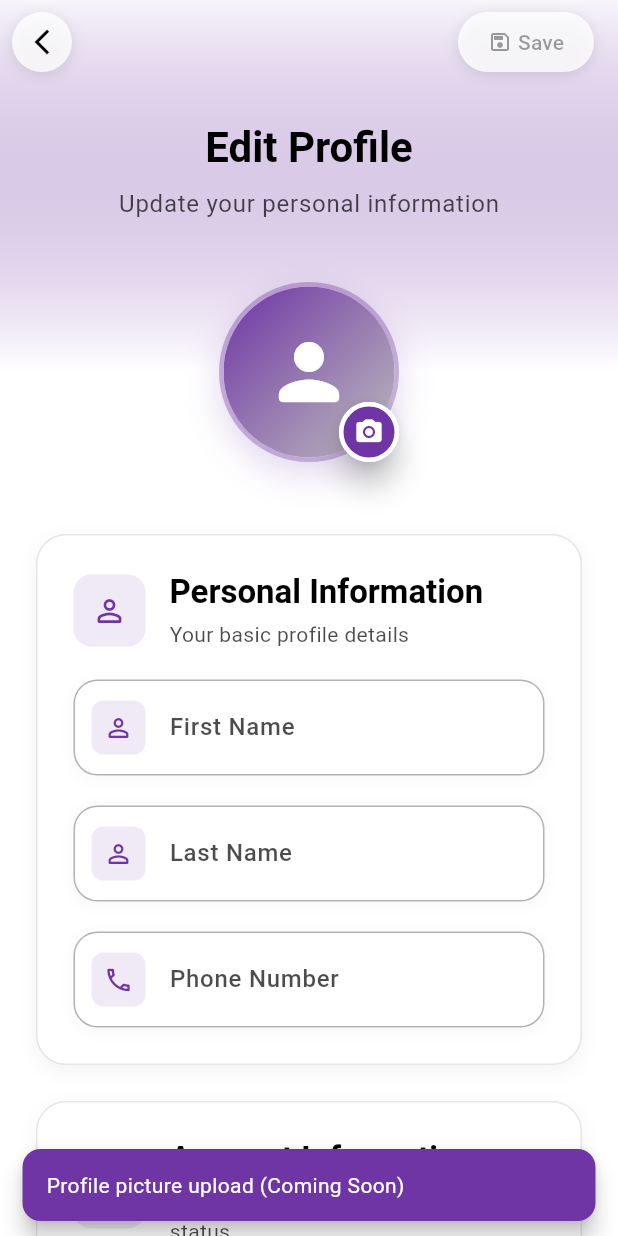
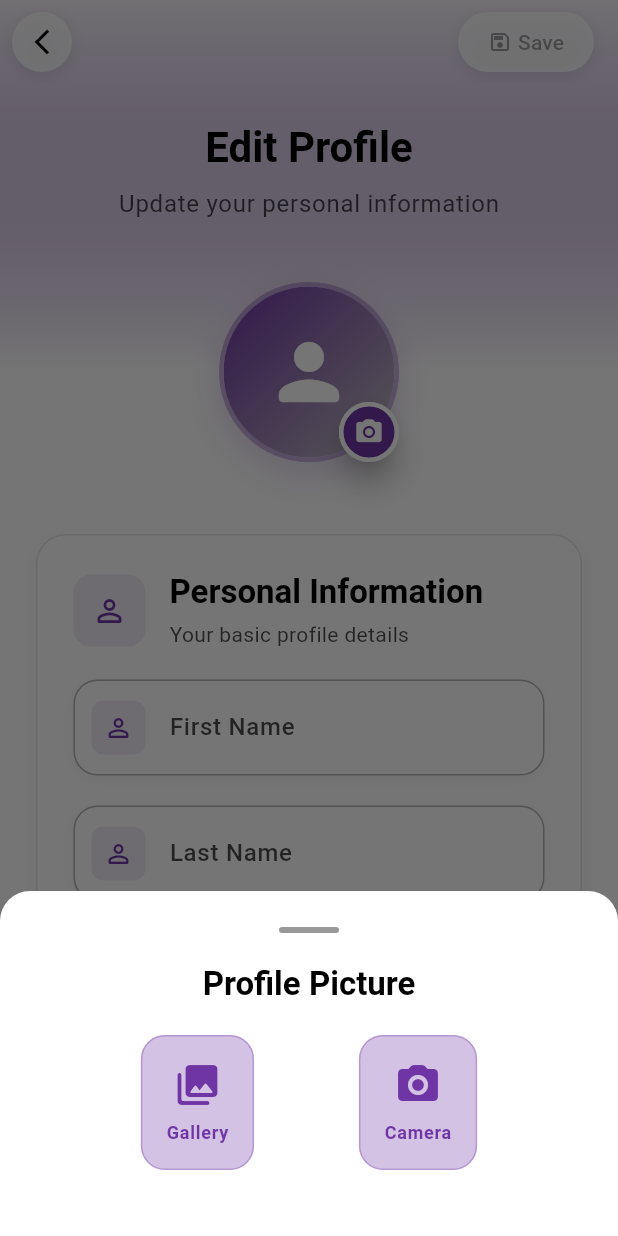
Before and after one commit to SahandMohammed/pertukekem, a Flutter app: the EditProfileScreen screen opened directly with empty values, after a tap on the "camera alt" icon, on a phone screen of 412 x 824 dp. Run offline on Flutter 3.47's test engine with Material 3 defaults, Android fonts, the phone set to English and light mode, and no system bars; our stand-ins replace cloud_firestore, country_picker, file_picker, firebase_auth, firebase_core, firebase_messaging and 7 more; missing offline and left inert: flutter_pdfview; accounts and stored records are empty.

Commit message:
feat: Add profile picture upload and management functionality

```diff
--- a/lib/features/profile/view/customer/edit_profile_screen.dart
+++ b/lib/features/profile/view/customer/edit_profile_screen.dart
@@ -595,70 +595,9 @@ class _EditProfileScreenState extends State<EditProfileScreen> {
                                         ],
                                       ),
                                       child: ClipOval(
-                                        child:
-                                            widget.userProfile.profilePicture !=
-                                                        null &&
-                                                    widget
-                                                        .userProfile
-                                                        .profilePicture!
-                                                        .isNotEmpty
-                                                ? Image.network(
-                                                  widget
-                                                      .userProfile
-                                                      .profilePicture!,
-                                                  fit: BoxFit.cover,
-                                                  errorBuilder: (
-                                                    context,
-                                                    error,
-                                                    stackTrace,
-                                                  ) {
-                                                    return Container(
-                                                      decoration: BoxDecoration(
-                                                        gradient: LinearGradient(
-                                                          begin:
-                                                              Alignment.topLeft,
-                                                          end:
-                                                              Alignment
-                                                                  .bottomRight,
-                                                          colors: [
-                                                            colorScheme
-                                                                .primaryContainer,
-                                                            colorScheme
-                                                                .secondaryContainer,
-                                                          ],
-                                                        ),
-                                                      ),
-                                                      child: Icon(
-                                                        Icons.person_rounded,
-                                                        size: 60,
-                                                        color:
-                                                            colorScheme
-                                                                .onPrimaryContainer,
-                                                      ),
-                                                    );
-                                                  },
-                                                )
-                                                : Container(
-                                                  decoration: BoxDecoration(
-                                                    gradient: LinearGradient(
-                                                      begin: Alignment.topLeft,
-                                                      end:
-                                                          Alignment.bottomRight,
-                                                      colors: [
-                                                        colorScheme
-                                                            .primaryContainer,
-                                                        colorScheme
-                                                            .secondaryContainer,
-                                                      ],
-                                                    ),
-                                                  ),
-                                                  child: Icon(
-                                                    Icons.person_rounded,
-                                                    size: 60,
-                                                    color:
-                                                        colorScheme
-                                                            .onPrimaryContainer,
-                                                  ),
+                                        child: _buildProfileImage(
+                                          viewModel,
+                                          colorScheme,
                                         ),
                                       ),
                                     ),
@@ -681,30 +620,32 @@ class _EditProfileScreenState extends State<EditProfileScreen> {
                                           ),
                                         ),
                                         child: IconButton(
-                                          onPressed: () {
-                                            // TODO: Implement image picker
-                                            ScaffoldMessenger.of(
+                                          onPressed:
+                                              () => _showImagePickerOptions(
                                                 context,
-                                            ).showSnackBar(
-                                              SnackBar(
-                                                content: const Text(
-                                                  'Profile picture upload (Coming Soon)',
+                                                viewModel,
                                               ),
-                                                backgroundColor:
-                                                    colorScheme.primary,
-                                                behavior:
-                                                    SnackBarBehavior.floating,
-                                                shape: RoundedRectangleBorder(
-                                                  borderRadius:
-                                                      BorderRadius.circular(12),
+                                          icon:
+                                              viewModel.isUploadingImage
+                                                  ? SizedBox(
+                                                    width: 16,
+                                                    height: 16,
+                                                    child: CircularProgressIndicator(
+                                                      strokeWidth: 2,
+                                                      valueColor:
+                                                          AlwaysStoppedAnimation<
+                                                            Color
+                                                          >(
+                                                            colorScheme
+                                                                .onPrimary,
                                                           ),
                                                     ),
-                                            );
-                                          },
-                                          icon: Icon(
+                                                  )
+                                                  : Icon(
                                                     Icons.camera_alt_rounded,
                                                     size: 20,
-                                            color: colorScheme.onPrimary,
+                                                    color:
+                                                        colorScheme.onPrimary,
                                                   ),
                                           padding: EdgeInsets.zero,
                                         ),
@@ -954,4 +895,225 @@ class _EditProfileScreenState extends State<EditProfileScreen> {
       ),
     );
   }
+
+  Widget _buildProfileImage(
+    UserProfileViewModel viewModel,
+    ColorScheme colorScheme,
+  ) {
+    // Show temp image if available, otherwise show current profile picture
+    final imageUrl =
+        viewModel.tempProfilePictureUrl ?? widget.userProfile.profilePicture;
+
+    if (imageUrl != null && imageUrl.isNotEmpty) {
+      return Image.network(
+        imageUrl,
+        fit: BoxFit.cover,
+        errorBuilder: (context, error, stackTrace) {
+          return _buildPlaceholderAvatar(colorScheme);
+        },
+      );
+    } else {
+      return _buildPlaceholderAvatar(colorScheme);
     }
+  }
+
+  Widget _buildPlaceholderAvatar(ColorScheme colorScheme) {
+    return Container(
+      decoration: BoxDecoration(
+        gradient: LinearGradient(
+          begin: Alignment.topLeft,
+          end: Alignment.bottomRight,
+          colors: [
+            colorScheme.primaryContainer,
+            colorScheme.secondaryContainer,
+          ],
+        ),
+      ),
+      child: Icon(
+        Icons.person_rounded,
+        size: 60,
+        color: colorScheme.onPrimaryContainer,
+      ),
+    );
+  }
+
+  void _showImagePickerOptions(
+    BuildContext context,
+    UserProfileViewModel viewModel,
+  ) {
+    final colorScheme = Theme.of(context).colorScheme;
+    final authViewModel = context.read<AuthViewModel>();
+    final userId = authViewModel.user?.userId;
+
+    if (userId == null) {
+      _showErrorSnackBar('User not authenticated');
+      return;
+    }
+
+    showModalBottomSheet(
+      context: context,
+      backgroundColor: Colors.transparent,
+      builder:
+          (context) => Container(
+            decoration: BoxDecoration(
+              color: colorScheme.surface,
+              borderRadius: const BorderRadius.vertical(
+                top: Radius.circular(20),
+              ),
+            ),
+            padding: const EdgeInsets.all(24),
+            child: Column(
+              mainAxisSize: MainAxisSize.min,
+              children: [
+                Container(
+                  width: 40,
+                  height: 4,
+                  decoration: BoxDecoration(
+                    color: colorScheme.outline.withOpacity(0.4),
+                    borderRadius: BorderRadius.circular(2),
+                  ),
+                ),
+                const SizedBox(height: 20),
+                Text(
+                  'Profile Picture',
+                  style: Theme.of(
+                    context,
+                  ).textTheme.titleLarge?.copyWith(fontWeight: FontWeight.bold),
+                ),
+                const SizedBox(height: 20),
+                Row(
+                  mainAxisAlignment: MainAxisAlignment.spaceEvenly,
+                  children: [
+                    _buildImageOption(
+                      context,
+                      icon: Icons.photo_library_rounded,
+                      label: 'Gallery',
+                      onTap: () async {
+                        Navigator.of(context).pop();
+                        final success = await viewModel
+                            .pickAndUploadProfilePicture(userId);
+                        if (success) {
+                          setState(() {
+                            _hasChanges = true;
+                          });
+                          _showSuccessSnackBar(
+                            'Profile picture updated successfully',
+                          );
+                        } else if (viewModel.error != null) {
+                          _showErrorSnackBar(viewModel.error!);
+                        }
+                      },
+                      colorScheme: colorScheme,
+                    ),
+                    _buildImageOption(
+                      context,
+                      icon: Icons.camera_alt_rounded,
+                      label: 'Camera',
+                      onTap: () async {
+                        Navigator.of(context).pop();
+                        final success = await viewModel
+                            .takeAndUploadProfilePicture(userId);
+                        if (success) {
+                          setState(() {
+                            _hasChanges = true;
+                          });
+                          _showSuccessSnackBar(
+                            'Profile picture updated successfully',
+                          );
+                        } else if (viewModel.error != null) {
+                          _showErrorSnackBar(viewModel.error!);
+                        }
+                      },
+                      colorScheme: colorScheme,
+                    ),
+                    if (widget.userProfile.profilePicture != null &&
+                        widget.userProfile.profilePicture!.isNotEmpty)
+                      _buildImageOption(
+                        context,
+                        icon: Icons.delete_rounded,
+                        label: 'Remove',
+                        onTap: () async {
+                          Navigator.of(context).pop();
+                          final success = await viewModel.removeProfilePicture(
+                            userId,
+                          );
+                          if (success) {
+                            setState(() {
+                              _hasChanges = true;
+                            });
+                            _showSuccessSnackBar(
+                              'Profile picture removed successfully',
+                            );
+                          } else if (viewModel.error != null) {
+                            _showErrorSnackBar(viewModel.error!);
+                          }
+                        },
+                        colorScheme: colorScheme,
+                        isDestructive: true,
+                      ),
+                  ],
+                ),
+                const SizedBox(height: 20),
+              ],
+            ),
+          ),
+    );
+  }
+
+  Widget _buildImageOption(
+    BuildContext context, {
+    required IconData icon,
+    required String label,
+    required VoidCallback onTap,
+    required ColorScheme colorScheme,
+    bool isDestructive = false,
+  }) {
+    return GestureDetector(
+      onTap: onTap,
+      child: Container(
+        padding: const EdgeInsets.all(16),
+        decoration: BoxDecoration(
+          color:
+              isDestructive
+                  ? colorScheme.errorContainer.withOpacity(0.3)
+                  : colorScheme.primaryContainer.withOpacity(0.3),
+          borderRadius: BorderRadius.circular(16),
+          border: Border.all(
+            color:
+                isDestructive
+                    ? colorScheme.error.withOpacity(0.3)
+                    : colorScheme.primary.withOpacity(0.3),
+          ),
+        ),
+        child: Column(
+          children: [
+            Icon(
+              icon,
+              size: 32,
+              color: isDestructive ? colorScheme.error : colorScheme.primary,
+            ),
+            const SizedBox(height: 8),
+            Text(
+              label,
+              style: Theme.of(context).textTheme.labelMedium?.copyWith(
+                color: isDestructive ? colorScheme.error : colorScheme.primary,
+                fontWeight: FontWeight.w600,
+              ),
+            ),
+          ],
+        ),
+      ),
+    );
+  }
+
+  void _showSuccessSnackBar(String message) {
+    ScaffoldMessenger.of(context).showSnackBar(
+      SnackBar(
+        content: Text(message),
+        backgroundColor: Colors.green,
+        behavior: SnackBarBehavior.floating,
+        shape: RoundedRectangleBorder(borderRadius: BorderRadius.circular(12)),
+      ),
+    );
+  }
+}
```
Also changed, not shown: lib/features/profile/services/user_profile_service.dart (+63 -0 lines), lib/features/profile/viewmodel/user_profile_viewmodel.dart (+144 -0 lines), 2 other files. Lines whose indentation alone changed are shown as unchanged.
